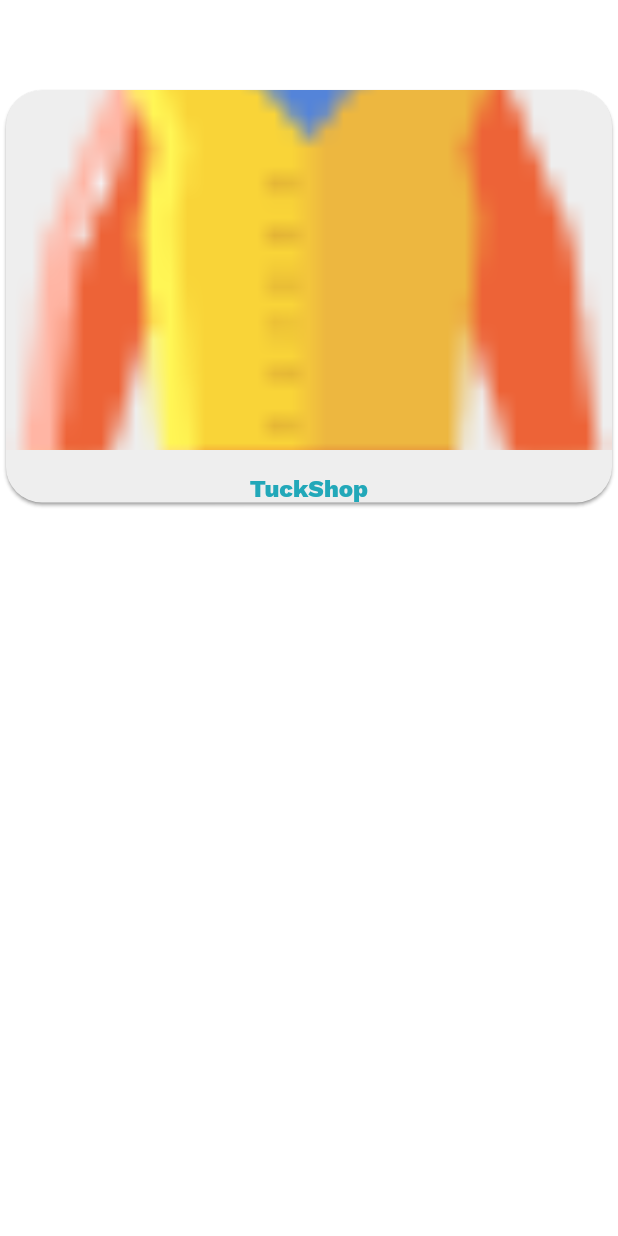
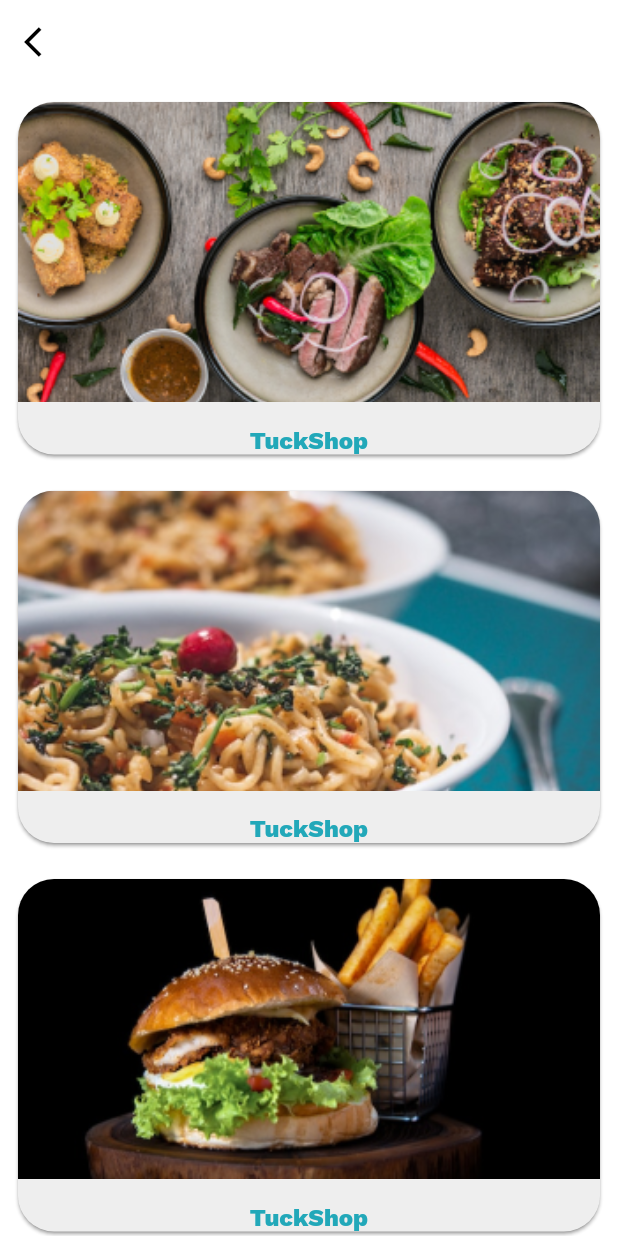
Before and after one commit to codewithjaspreet/College-Hub, a Flutter app: the screen it shows after launch, on a phone screen of 412 x 824 dp. Run offline on Flutter 3.47's test engine with Material 2 defaults, Android fonts, the light colour scheme and no system bars; our stand-ins replace anim_search_bar, carousel_slider, flutter_screenutil, get, google_fonts, table_calendar; missing offline and left inert: number_selection.

Commit message:
base of the page done

```diff
--- a/lib/Screens/Shop_list.dart
+++ b/lib/Screens/Shop_list.dart
@@ -12,27 +12,43 @@ class ShopList extends StatelessWidget {
   @override
   Widget build(BuildContext context) {
     return Scaffold(
-      backgroundColor: Colors.transparent,
+      backgroundColor: Colors.white,
       appBar: AppBar(
         leading: Icon(
           Icons.arrow_back_ios,
-          color: Colors.white,
+          color: Colors.black,
         ),
         elevation: 0,
-        backgroundColor: Colors.transparent,
+        backgroundColor: Colors.white,
         title: Text(
-          'Book Appointment',
+          'Food Outlets',
           style: TextStyle(
-            color: Colors.white,
+            color: Colors.black,
             fontWeight: FontWeight.bold,
           ),
         ),
       ),
       body: SingleChildScrollView(
         child: Column(
-          crossAxisAlignment: CrossAxisAlignment.start,
+
           children: [
-            shopcard("assets/004-cardigan.png", "TuckShop")
+            Padding(
+              padding: EdgeInsets.all(8.0),
+              child: shopcard("assets/kathi.png", "TuckShop")
+              ),
+            Padding(
+              padding: EdgeInsets.all(8.0),
+              child: shopcard("assets/maggiehotspot.png", "TuckShop")
+              ),
+              Padding(
+              padding: EdgeInsets.all(8.0),
+              child: shopcard("assets/quench.png", "TuckShop")
+              ),
+              Padding(
+              padding: EdgeInsets.all(8.0),
+              child: shopcard("assets/chaiok.png", "TuckShop")
+              )
+
           ],
         ),
       ),
--- a/lib/main.dart
+++ b/lib/main.dart
@@ -29,7 +29,7 @@ class MyApp extends StatelessWidget {
         theme: Themes.light,
         darkTheme: Themes.dark,
         debugShowCheckedModeBanner: false,
-        home:   ShopList(),
+        home:   const ShopList(),
       );
     });
   }
--- a/lib/widgets/shop_card.dart
+++ b/lib/widgets/shop_card.dart
@@ -16,7 +16,7 @@ Widget shopcard(String imageurl,String name ) => Card(
                   image: AssetImage(
                     imageurl
                   ),
-                  height: 240,
+                  height: 200,
                   fit: BoxFit.cover,
                 ),
 
```
Also changed, not shown: assets/chaiok.png (added), assets/kathi.png (added), assets/maggiehotspot.png (added), assets/quench.png (added).
